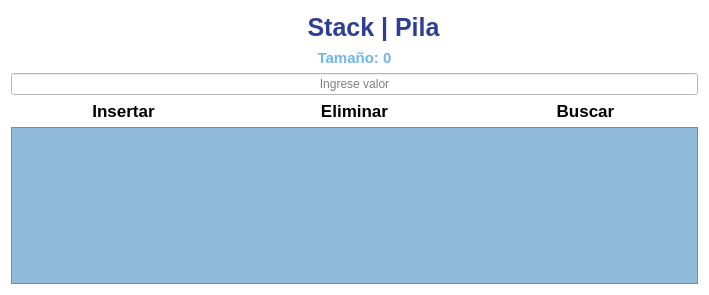
The window that estructuras_ui/stack_view.ui (derekCmorales/Data-Structures-Visualizer) describes before a commit, drawn with Qt 5.
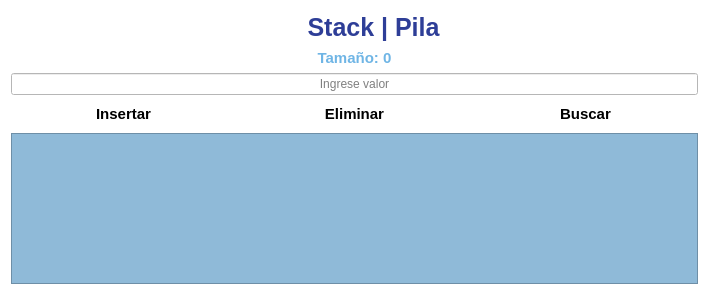
The same window after the commit. Icons and pictures are not drawn.

What changed in the file:
```diff
--- a/estructuras_ui/stack_view.ui
+++ b/estructuras_ui/stack_view.ui
@@ -143,7 +143,8 @@
     background-image: url(/Users/derekmorales/DEREK-PROJECTS/DSV/DataVisualizer/resources/button_default.png);
     background-color: transparent;
 	font-weight: bold;
-	font-size: 17px
+	font-size: 15px;
+	border-radius: 2px; padding: 2px; margin: 2px;
 }
 QPushButton:hover {
     background-image: url(/Users/derekmorales/DEREK-PROJECTS/DSV/DataVisualizer/resources/button_hover.png);
@@ -166,7 +167,8 @@
     background-image: url(/Users/derekmorales/DEREK-PROJECTS/DSV/DataVisualizer/resources/button_default.png);
     background-color: transparent;
 	font-weight: bold;
-	font-size: 17px
+	font-size: 15px;
+	border-radius: 2px; padding: 2px; margin: 2px;
 }
 QPushButton:hover {
     background-image: url(/Users/derekmorales/DEREK-PROJECTS/DSV/DataVisualizer/resources/button_hover.png);
@@ -189,7 +191,8 @@
     background-image: url(/Users/derekmorales/DEREK-PROJECTS/DSV/DataVisualizer/resources/button_default.png);
     background-color: transparent;
 	font-weight: bold;
-	font-size: 17px
+	font-size: 15px;
+	border-radius: 2px; padding: 2px; margin: 2px;
 }
 QPushButton:hover {
     background-image: url(/Users/derekmorales/DEREK-PROJECTS/DSV/DataVisualizer/resources/button_hover.png);
@@ -220,7 +223,7 @@
         <x>0</x>
         <y>0</y>
         <width>683</width>
-        <height>142</height>
+        <height>127</height>
        </rect>
       </property>
       <layout class="QVBoxLayout" name="layoutPila"/>
```
Left out of the diff: 34 changed lines with no effect on the pictures.
